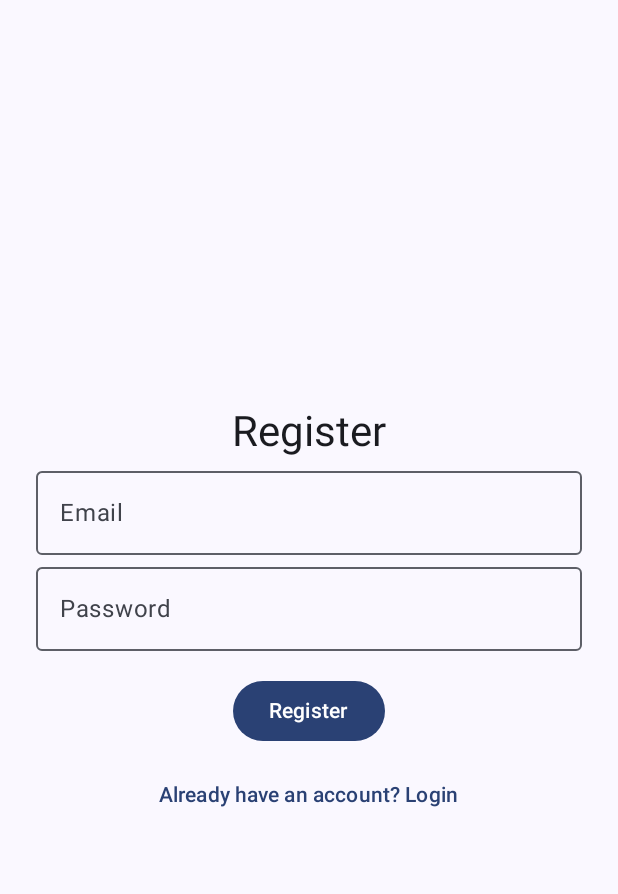
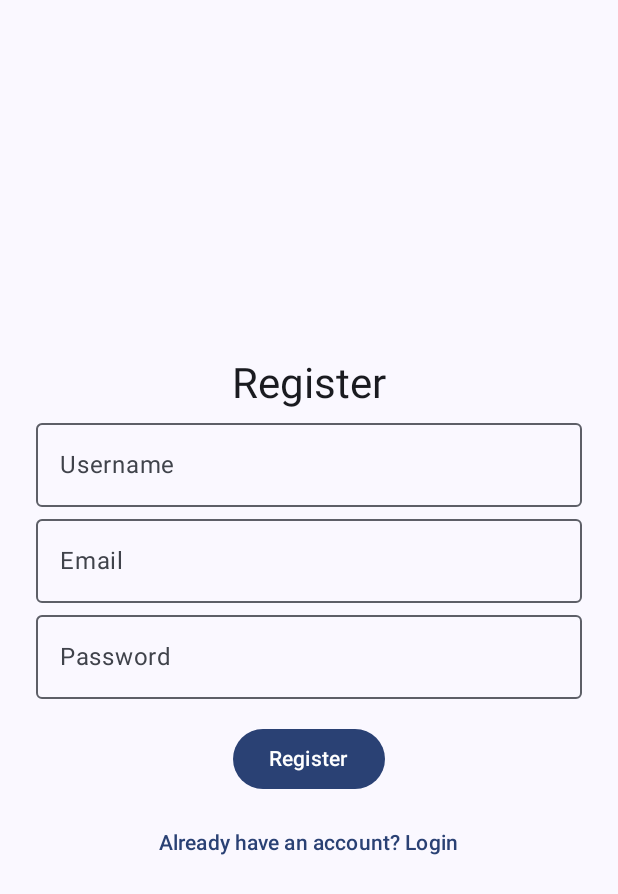
Before and after one commit to mwende-mercy/schoolproject, an Android app built with Jetpack Compose: the RegisterScreen screen opened through its navigation route, on a phone screen of 412 x 824 dp. Shown: the top 894 px of the screen. Run offline under Robolectric (Android 15) with nearby library versions, the phone set to English and light mode, and no system bars; our stand-ins replace Firebase (no records; nobody signed in at launch, a user with empty details on screens opened directly).

Commit message:
Added files

```diff
--- a/app/src/main/java/com/yourname/onlinestoreapp/MainActivity.kt
+++ b/app/src/main/java/com/yourname/onlinestoreapp/MainActivity.kt
@@ -15,6 +15,7 @@ import com.yourname.onlinestoreapp.navigation.AppNavigation
 import com.yourname.onlinestoreapp.navigation.Routes
 import com.yourname.onlinestoreapp.ui.screens.HomeScreen
 import com.yourname.onlinestoreapp.ui.screens.LoginScreen
+import com.yourname.onlinestoreapp.ui.screens.MainScreen
 import com.yourname.onlinestoreapp.ui.theme.OnlineStoreAppTheme
 
 
@@ -28,8 +29,8 @@ class MainActivity : ComponentActivity() {
                     val navController = rememberNavController()
                     val user = FirebaseAuth.getInstance().currentUser
 
-                    AppNavigation(navController)
-
+//                    AppNavigation(navController)
+                    MainScreen( navController)
 //                    if (user != null) {
 //                        // ✅ Show the HomeScreen with Bottom Navigation
 //                        HomeScreen()
--- a/app/src/main/java/com/yourname/onlinestoreapp/navigation/Navigation.kt
+++ b/app/src/main/java/com/yourname/onlinestoreapp/navigation/Navigation.kt
@@ -29,6 +29,7 @@ fun AppNavigation(navController: NavHostController) {
             AddProductScreen(
                 onProductAdded = {
                     // Go back or to home
+                    navController.popBackStack()
                 }
             )
         }
--- a/app/src/main/java/com/yourname/onlinestoreapp/ui/screens/HomeScreen.kt
+++ b/app/src/main/java/com/yourname/onlinestoreapp/ui/screens/HomeScreen.kt
@@ -4,6 +4,8 @@ package com.yourname.onlinestoreapp.ui.screens
 import androidx.compose.foundation.layout.*
 import androidx.compose.foundation.lazy.LazyColumn
 import androidx.compose.foundation.lazy.items
+import androidx.compose.material.icons.Icons
+import androidx.compose.material.icons.filled.Add
 import androidx.compose.material3.*
 import androidx.compose.runtime.*
 import androidx.compose.ui.Alignment
@@ -13,6 +15,7 @@ import androidx.lifecycle.viewmodel.compose.viewModel
 import androidx.navigation.NavHostController
 import androidx.navigation.compose.NavHost
 import androidx.navigation.compose.composable
+import androidx.navigation.compose.currentBackStackEntryAsState
 import com.yourname.onlinestoreapp.model.Product
 import com.yourname.onlinestoreapp.navigation.Routes
 import com.yourname.onlinestoreapp.ui.components.BottomBar
@@ -53,7 +56,42 @@ fun HomeScreen(
                 }
             }
         }
+//        FloatingActionButton(
+//            onClick = { (Routes.ADD_PRODUCT) },
+//            modifier = Modifier
+////                .align( Alignment.Horizontal)
+//                .padding(16.dp)
+//        ) {
+//            Text("+")
+//        }
     }
+//    @Composable
+//    fun ProductItem(product: Product, cartViewModel: CartViewModel) {
+//        Card(
+//            modifier = Modifier.fillMaxWidth(),
+//            elevation = CardDefaults.cardElevation(defaultElevation = 4.dp)
+//        ) {
+//            Column(modifier = Modifier.padding(16.dp)) {
+//                Text(product.name, style = MaterialTheme.typography.titleMedium)
+//                Spacer(modifier = Modifier.height(4.dp))
+//
+//                Text(product.description, style = MaterialTheme.typography.bodyMedium)
+//                Spacer(modifier = Modifier.height(4.dp))
+//
+//                Text("Price: Ksh ${product.price}", style = MaterialTheme.typography.bodyLarge)
+//                Spacer(modifier = Modifier.height(8.dp))
+//
+//                Button(
+//                    onClick = {
+//                        cartViewModel.addToCart(product)
+//                    },
+//                    modifier = Modifier.align(Alignment.End)
+//                ) {
+//                    Text("Add to Cart")
+//                }
+//            }
+//        }
+//    }
 }
 
 @Composable
@@ -85,16 +123,49 @@ fun ProductItem(product: Product, cartViewModel: CartViewModel) {
 }
 @Composable
 fun MainScreen(navController: NavHostController) {
+    val currentBackStackEntry by navController.currentBackStackEntryAsState()
+    val currentRoute = currentBackStackEntry?.destination?.route
+
     Scaffold(
+        floatingActionButton = {
+            if (currentRoute == Routes.HOME) {
+                FloatingActionButton(onClick = {
+                    navController.navigate(Routes.ADD_PRODUCT)
+                }) {
+                    Icon(Icons.Default.Add, contentDescription = "Add Product")
+                }
+            }
+        },
         bottomBar = {
-            BottomBar(navController = navController)
+            if (currentRoute in listOf(Routes.HOME, Routes.CART, Routes.PROFILE))
+            {
+                BottomBar(navController = navController)
+            }
         }
-    ) { padding ->
+    )
+    { padding ->
         NavHost(
             navController = navController,
-            startDestination = Routes.HOME,
+            startDestination = Routes.LOGIN,
             modifier = Modifier.padding(padding)
-        ) {
+        ) {composable(Routes.ADD_PRODUCT) {
+            AddProductScreen(
+                onProductAdded = {
+                    // Go back or to home
+                    navController.popBackStack()
+                }
+            )
+        }
+
+            composable(Routes.LOGIN) {
+                LoginScreen(navController, onLoginSuccess = { navController.navigate(Routes.HOME)})
+//                onLoginSuccess = { navController.navigate(Routes.HOME)
+            }
+            composable(Routes.REGISTER) {
+                RegisterScreen(navController, onRegisterSuccess = { navController.navigate(Routes.HOME) })
+//                onRegisterSuccess = { navController.navigate(Routes.HOME) }
+
+            }
             composable(Routes.HOME) { HomeScreen() }
             composable(Routes.CART) { CartScreen() }
             composable(Routes.PROFILE) { ProfileScreen(navController) }
--- a/app/src/main/java/com/yourname/onlinestoreapp/ui/screens/LoginScreen.kt
+++ b/app/src/main/java/com/yourname/onlinestoreapp/ui/screens/LoginScreen.kt
@@ -32,8 +32,8 @@ fun LoginScreen(navController: NavController, onLoginSuccess: () -> Unit = { nav
     ) {
         Text("Login", style = MaterialTheme.typography.headlineMedium)
 
-        OutlinedTextField(value = email, onValueChange = { email = it }, label = { Text("Email") })
-        OutlinedTextField(value = password, onValueChange = { password = it }, label = { Text("Password") })
+        OutlinedTextField(value = email, onValueChange = { email = it }, label = { Text("Email") }, modifier = Modifier.fillMaxWidth())
+        OutlinedTextField(value = password, onValueChange = { password = it }, label = { Text("Password") }, visualTransformation = PasswordVisualTransformation(), modifier = Modifier.fillMaxWidth())
 
         Spacer(modifier = Modifier.height(16.dp))
 
--- a/app/src/main/java/com/yourname/onlinestoreapp/ui/screens/RegiterScreen.kt
+++ b/app/src/main/java/com/yourname/onlinestoreapp/ui/screens/RegiterScreen.kt
@@ -21,6 +21,7 @@ import com.yourname.onlinestoreapp.viewmodel.AuthViewModel
 @SuppressLint("SuspiciousIndentation")
 @Composable
 fun RegisterScreen(navController: NavController, onRegisterSuccess: () -> Unit = { navController.navigate(Routes.HOME) }) {
+    var username by remember { mutableStateOf("") }
     var email by remember { mutableStateOf("") }
     var password by remember { mutableStateOf("") }
     val context = LocalContext.current
@@ -34,6 +35,7 @@ fun RegisterScreen(navController: NavController, onRegisterSuccess: () -> Unit =
     ) {
         Text("Register", style = MaterialTheme.typography.headlineMedium)
 
+        OutlinedTextField(value = username, onValueChange = {username = it }, label = {Text("Username")}, modifier = Modifier.fillMaxWidth())
         OutlinedTextField(value = email, onValueChange = { email = it }, label = { Text("Email") }, modifier = Modifier.fillMaxWidth())
         OutlinedTextField(value = password, onValueChange = { password = it }, label = { Text("Password") }, visualTransformation = PasswordVisualTransformation(), modifier = Modifier.fillMaxWidth())
 
```
